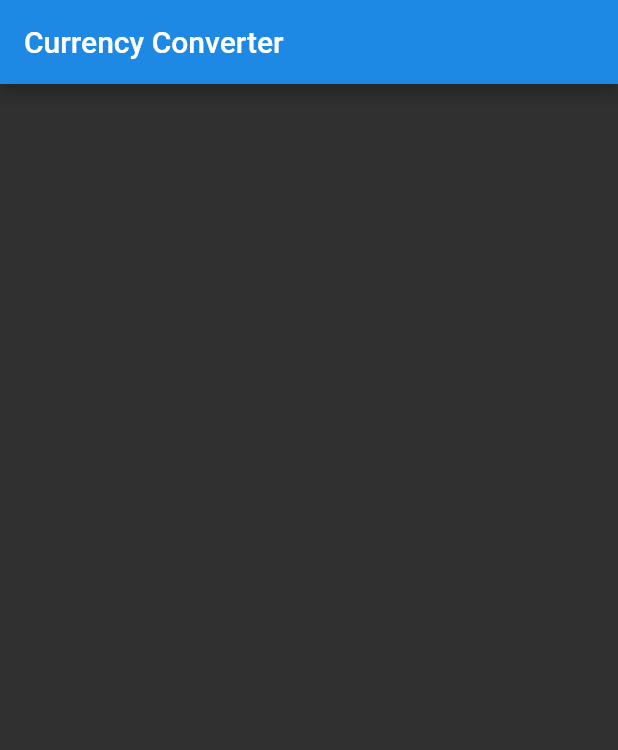
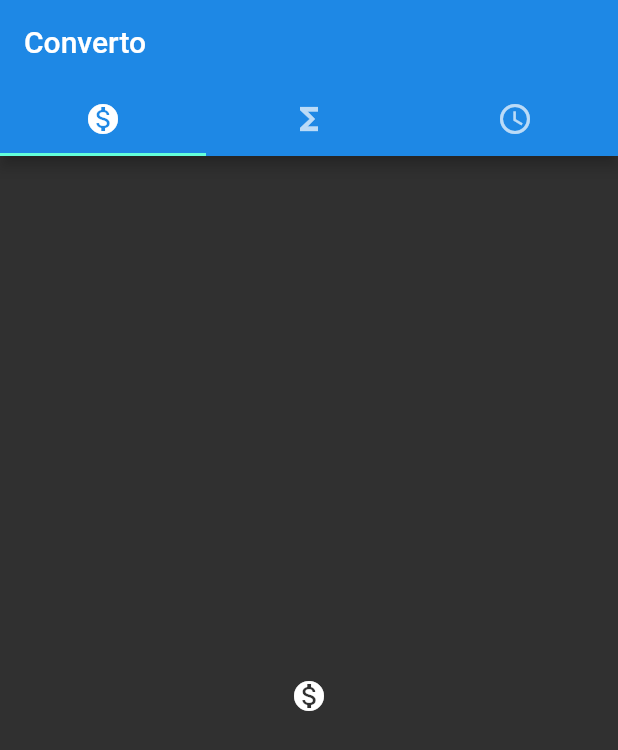
Before and after one commit to Mariobahaa/Converto, a Flutter app: the screen it shows after launch, on a phone screen of 412 x 824 dp. Shown: the top 750 px of the screen. Run offline on Flutter 3.47's test engine with Material 2 defaults, Android fonts, the phone set to English and light mode, and no system bars.

```diff
--- a/lib/main.dart
+++ b/lib/main.dart
@@ -7,7 +7,7 @@ class MyApp extends StatelessWidget {
   @override
   Widget build(BuildContext context) {
     return MaterialApp(
-      title: 'Currency Converter',
+      title: 'Converto',
       theme: ThemeData.dark().copyWith(
         primaryColor: Colors.blue.shade600,
         textTheme: Theme.of(context).textTheme.apply(
@@ -16,7 +16,7 @@ class MyApp extends StatelessWidget {
               displayColor: Colors.white,
             ),
       ),
-      home: MyHomePage(title: 'Currency Converter'),
+      home: MyHomePage(title: 'Converto'),
     );
   }
 }
@@ -24,35 +24,14 @@ class MyApp extends StatelessWidget {
 class MyHomePage extends StatefulWidget {
   MyHomePage({Key key, this.title}) : super(key: key);
 
-  // This widget is the home page of your application. It is stateful, meaning
-  // that it has a State object (defined below) that contains fields that affect
-  // how it looks.
-
-  // This class is the configuration for the state. It holds the values (in this
-  // case the title) provided by the parent (in this case the App widget) and
-  // used by the build method of the State. Fields in a Widget subclass are
-  // always marked "final".
-
   final String title;
 
   @override
   _MyHomePageState createState() => _MyHomePageState();
 }
 
-class _MyHomePageState extends State<MyHomePage> {
-  int _counter = 0;
-
-  void _incrementCounter() {
-    setState(() {
-      // This call to setState tells the Flutter framework that something has
-      // changed in this State, which causes it to rerun the build method below
-      // so that the display can reflect the updated values. If we changed
-      // _counter without calling setState(), then the build method would not be
-      // called again, and so nothing would appear to happen.
-      _counter++;
-    });
-  }
-
+class _MyHomePageState extends State<MyHomePage>
+    with SingleTickerProviderStateMixin {
   @override
   Widget build(BuildContext context) {
     // This method is rerun every time setState is called, for instance as done
@@ -61,11 +40,42 @@ class _MyHomePageState extends State<MyHomePage> {
     // The Flutter framework has been optimized to make rerunning build methods
     // fast, so that you can just rebuild anything that needs updating rather
     // than having to individually change instances of widgets.
-    return Scaffold(
-      appBar: AppBar(
-        title: Text(widget.title),
+    return DefaultTabController(
+      length: 3,
+      child: Scaffold(
+        appBar: AppBar(
+          title: Text(widget.title),
+          bottom: TabBar(
+            tabs: <Widget>[
+              Tab(
+                  child: Icon(
+                Icons.monetization_on,
+              )),
+              Tab(
+                  child: Icon(
+                Icons.functions,
+              )),
+              Tab(
+                  child: Icon(
+                Icons.query_builder,
+              )),
+            ],
+          ),
+        ),
+        body: TabBarView(
+          children: <Widget>[
+            Icon(
+              Icons.monetization_on,
+            ),
+            Icon(
+              Icons.monetization_on,
+            ),
+            Icon(
+              Icons.monetization_on,
+            ),
+          ],
+        ),
       ),
-      //body:
     );
   }
 }
```
Also changed, not shown: lib/currencytab.dart (added), 1 other file.
